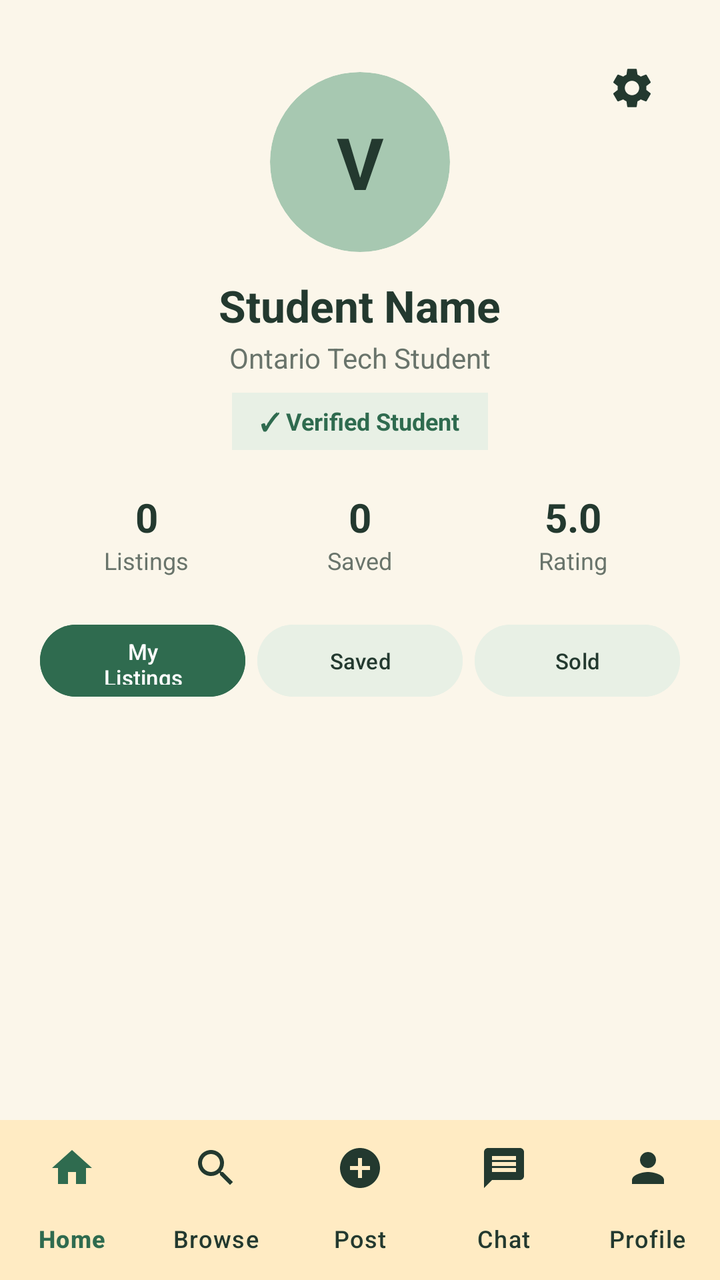
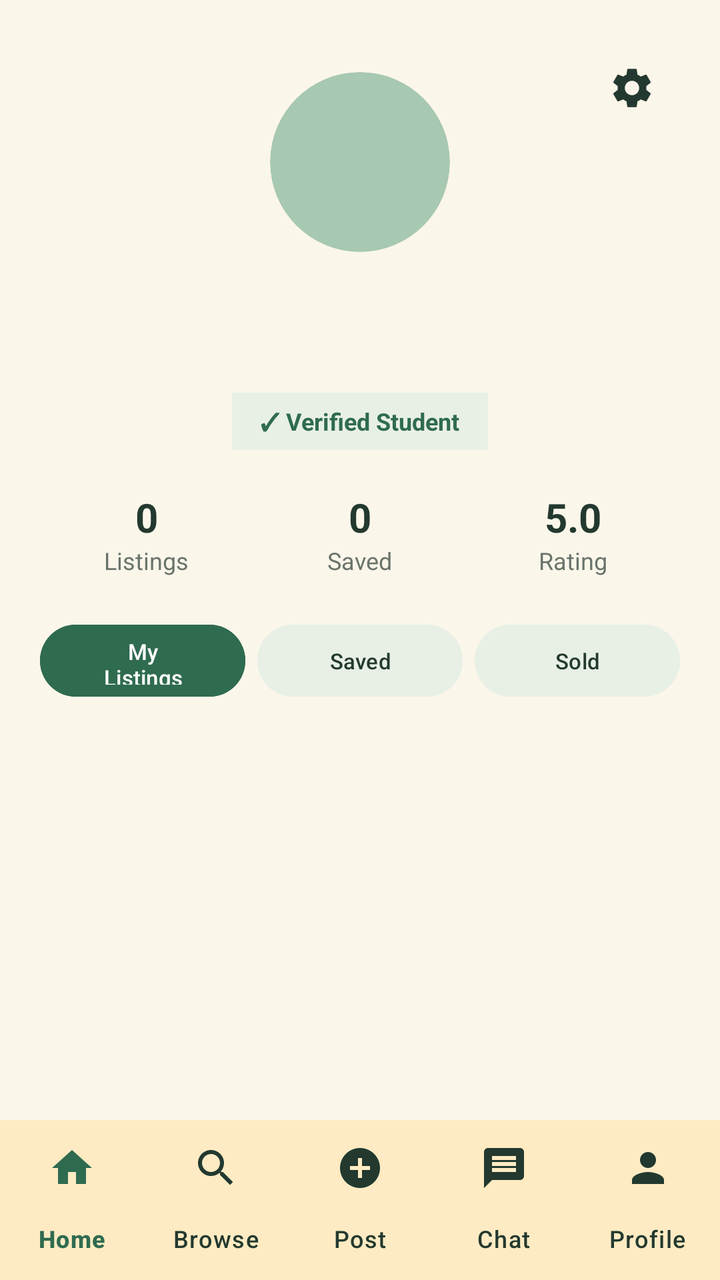

An Android layout rendered at two revisions. The XML below is the earlier revision; the diff shows what the commit changed to produce the second picture.
<!-- AndroidManifest.xml: application theme Theme.NOXApp -->
<!-- res/layout/activity_profile.xml -->
<?xml version="1.0" encoding="utf-8"?>
<androidx.coordinatorlayout.widget.CoordinatorLayout
    xmlns:android="http://schemas.android.com/apk/res/android"
    xmlns:app="http://schemas.android.com/apk/res-auto"
    android:id="@+id/profileRoot"
    android:layout_width="match_parent"
    android:layout_height="match_parent"
    android:background="@color/nox_cream_bg">

    <androidx.core.widget.NestedScrollView
        android:id="@+id/profileScroll"
        android:layout_width="match_parent"
        android:layout_height="match_parent"
        android:fillViewport="true"
        android:paddingBottom="72dp">

        <LinearLayout
            android:layout_width="match_parent"
            android:layout_height="wrap_content"
            android:gravity="center_horizontal"
            android:orientation="vertical"
            android:padding="20dp">

            
            <FrameLayout
                android:layout_width="match_parent"
                android:layout_height="wrap_content">

                
                <androidx.cardview.widget.CardView
                    android:layout_width="90dp"
                    android:layout_height="90dp"
                    android:layout_gravity="center_horizontal"
                    android:layout_marginTop="16dp"
                    app:cardBackgroundColor="@color/nox_card_green"
                    app:cardCornerRadius="45dp"
                    app:cardElevation="0dp">

                    <TextView
                        android:id="@+id/profileAvatarInitial"
                        android:layout_width="match_parent"
                        android:layout_height="match_parent"
                        android:gravity="center"
                        android:text="V"
                        android:textColor="@color/nox_dark_green"
                        android:textSize="36sp"
                        android:textStyle="bold" />
                </androidx.cardview.widget.CardView>

                <ImageButton
                    android:id="@+id/profileSettingsButton"
                    android:layout_width="48dp"
                    android:layout_height="48dp"
                    android:layout_gravity="top|end"
                    android:background="?attr/selectableItemBackgroundBorderless"
                    android:contentDescription="@string/settings"
                    android:padding="12dp"
                    android:src="@drawable/ic_settings"
                    app:tint="@color/nox_dark_green" />
            </FrameLayout>

            
            <TextView
                android:id="@+id/profileNameText"
                android:layout_width="wrap_content"
                android:layout_height="wrap_content"
                android:layout_marginTop="12dp"
                android:text="Student Name"
                android:textColor="@color/nox_dark_green"
                android:textSize="22sp"
                android:textStyle="bold" />

            <TextView
                android:id="@+id/profileSchoolText"
                android:layout_width="wrap_content"
                android:layout_height="wrap_content"
                android:layout_marginTop="2dp"
                android:text="Ontario Tech Student"
                android:textColor="@color/nox_subtext"
                android:textSize="14sp" />

            
            <TextView
                android:id="@+id/verifiedBadge"
                android:layout_width="wrap_content"
                android:layout_height="wrap_content"
                android:layout_marginTop="8dp"
                android:background="@color/nox_chip_bg"
                android:paddingHorizontal="14dp"
                android:paddingVertical="6dp"
                android:text="✓ Verified Student"
                android:textColor="@color/nox_primary_green"
                android:textSize="12sp"
                android:textStyle="bold" />

            
            <LinearLayout
                android:layout_width="match_parent"
                android:layout_height="wrap_content"
                android:layout_marginTop="20dp"
                android:baselineAligned="false"
                android:orientation="horizontal"
                android:weightSum="3">

                <LinearLayout
                    android:layout_width="0dp"
                    android:layout_height="wrap_content"
                    android:layout_weight="1"
                    android:gravity="center"
                    android:orientation="vertical">

                    <TextView
                        android:id="@+id/statListingsCount"
                        android:layout_width="wrap_content"
                        android:layout_height="wrap_content"
                        android:text="0"
                        android:textColor="@color/nox_dark_green"
                        android:textSize="20sp"
                        android:textStyle="bold" />

                    <TextView
                        android:layout_width="wrap_content"
                        android:layout_height="wrap_content"
                        android:text="Listings"
                        android:textColor="@color/nox_subtext"
                        android:textSize="12sp" />
                </LinearLayout>

                <LinearLayout
                    android:layout_width="0dp"
                    android:layout_height="wrap_content"
                    android:layout_weight="1"
                    android:gravity="center"
                    android:orientation="vertical">

                    <TextView
                        android:id="@+id/statSavedCount"
                        android:layout_width="wrap_content"
                        android:layout_height="wrap_content"
                        android:text="0"
                        android:textColor="@color/nox_dark_green"
                        android:textSize="20sp"
                        android:textStyle="bold" />

                    <TextView
                        android:layout_width="wrap_content"
                        android:layout_height="wrap_content"
                        android:text="Saved"
                        android:textColor="@color/nox_subtext"
                        android:textSize="12sp" />
                </LinearLayout>

                <LinearLayout
                    android:layout_width="0dp"
                    android:layout_height="wrap_content"
                    android:layout_weight="1"
                    android:gravity="center"
                    android:orientation="vertical">

                    <TextView
                        android:layout_width="wrap_content"
                        android:layout_height="wrap_content"
                        android:text="5.0"
                        android:textColor="@color/nox_dark_green"
                        android:textSize="20sp"
                        android:textStyle="bold" />

                    <TextView
                        android:layout_width="wrap_content"
                        android:layout_height="wrap_content"
                        android:text="Rating"
                        android:textColor="@color/nox_subtext"
                        android:textSize="12sp" />
                </LinearLayout>
            </LinearLayout>

            
            <LinearLayout
                android:layout_width="match_parent"
                android:layout_height="44dp"
                android:layout_marginTop="20dp"
                android:orientation="horizontal"
                android:weightSum="3">

                <Button
                    android:id="@+id/tabMyListings"
                    android:layout_width="0dp"
                    android:layout_height="match_parent"
                    android:layout_marginEnd="4dp"
                    android:layout_weight="1"
                    android:backgroundTint="@color/nox_primary_green"
                    android:text="My Listings"
                    android:textColor="@color/white"
                    android:textSize="11sp" />

                <Button
                    android:id="@+id/tabSaved"
                    android:layout_width="0dp"
                    android:layout_height="match_parent"
                    android:layout_marginHorizontal="2dp"
                    android:layout_weight="1"
                    android:backgroundTint="@color/nox_chip_bg"
                    android:text="Saved"
                    android:textColor="@color/nox_dark_green"
                    android:textSize="11sp" />

                <Button
                    android:id="@+id/tabSold"
                    android:layout_width="0dp"
                    android:layout_height="match_parent"
                    android:layout_marginStart="4dp"
                    android:layout_weight="1"
                    android:backgroundTint="@color/nox_chip_bg"
                    android:text="Sold"
                    android:textColor="@color/nox_dark_green"
                    android:textSize="11sp" />
            </LinearLayout>

            
            <androidx.recyclerview.widget.RecyclerView
                android:id="@+id/profileRecyclerView"
                android:layout_width="match_parent"
                android:layout_height="wrap_content"
                android:layout_marginTop="16dp"
                android:nestedScrollingEnabled="false" />

            
            <TextView
                android:id="@+id/profileEmptyNotice"
                android:layout_width="wrap_content"
                android:layout_height="wrap_content"
                android:layout_marginTop="32dp"
                android:text="No items here yet."
                android:textColor="@color/nox_subtext"
                android:visibility="gone" />

        </LinearLayout>
    </androidx.core.widget.NestedScrollView>

    <include
        android:id="@+id/profileBottomNav"
        layout="@layout/nav_bar"
        android:layout_width="match_parent"
        android:layout_height="wrap_content"
        android:layout_gravity="bottom" />

</androidx.coordinatorlayout.widget.CoordinatorLayout>
<!-- res/layout/nav_bar.xml (included above) -->
<?xml version="1.0" encoding="utf-8"?>
<com.google.android.material.bottomnavigation.BottomNavigationView xmlns:android="http://schemas.android.com/apk/res/android"
    xmlns:app="http://schemas.android.com/apk/res-auto"
    android:id="@+id/bottomNavBar"
    android:layout_width="match_parent"
    android:layout_height="wrap_content"
    android:background="@color/nox_nav_bg"
    app:paddingBottomSystemWindowInsets="false"
    app:itemIconTint="@color/bottom_nav_item"
    app:itemTextColor="@color/bottom_nav_item"
    app:labelVisibilityMode="labeled"
    app:menu="@menu/bottom_navigation" />
<!-- resources referenced by this layout -->
<resources>
  <color name="nox_card_green">#A7C8B1</color>
  <color name="nox_chip_bg">#E8F0E5</color>
  <color name="nox_cream_bg">#FBF6EA</color>
  <color name="nox_dark_green">#23392F</color>
  <color name="nox_nav_bg">#FFEBC3</color>
  <color name="nox_primary_green">#2F6B4F</color>
  <color name="nox_subtext">#69746B</color>
  <color name="white">#FFFFFFFF</color>
  <!-- drawable ic_settings (drawable) -->
  <vector xmlns:android="http://schemas.android.com/apk/res/android" android:width="24dp" android:height="24dp" android:viewportWidth="24" android:viewportHeight="24">
      <path android:fillColor="#23392F" android:pathData="M19.14,12.94c0.04,-0.3 0.06,-0.61 0.06,-0.94c0,-0.32 -0.02,-0.64 -0.07,-0.94l2.03,-1.58c0.18,-0.14 0.23,-0.41 0.12,-0.61l-1.92,-3.32c-0.12,-0.22 -0.37,-0.29 -0.59,-0.22l-2.39,0.96c-0.5,-0.38 -1.03,-0.7 -1.62,-0.94L14.4,2.81c-0.04,-0.24 -0.24,-0.41 -0.48,-0.41h-3.84c-0.24,0 -0.43,0.17 -0.47,0.41L9.25,5.35C8.66,5.59 8.12,5.92 7.63,6.29L5.24,5.33c-0.22,-0.08 -0.47,0 -0.59,0.22L2.74,8.87C2.62,9.08 2.66,9.34 2.86,9.48l2.03,1.58C4.84,11.36 4.8,11.69 4.8,12s0.02,0.64 0.07,0.94l-2.03,1.58c-0.18,0.14 -0.23,0.41 -0.12,0.61l1.92,3.32c0.12,0.22 0.37,0.29 0.59,0.22l2.39,-0.96c0.5,0.38 1.03,0.7 1.62,0.94l0.36,2.54c0.05,0.24 0.24,0.41 0.48,0.41h3.84c0.24,0 0.44,-0.17 0.47,-0.41l0.36,-2.54c0.59,-0.24 1.13,-0.56 1.62,-0.94l2.39,0.96c0.22,0.08 0.47,0 0.59,-0.22l1.92,-3.32c0.12,-0.22 0.07,-0.47 -0.12,-0.61L19.14,12.94zM12,15.6c-1.98,0 -3.6,-1.62 -3.6,-3.6s1.62,-3.6 3.6,-3.6s3.6,1.62 3.6,3.6S13.98,15.6 12,15.6z" />
  </vector>
  <string name="settings">Settings</string>
  <style name="Theme.NOXApp" parent="Base.Theme.NOXApp" />
  <style name="Base.Theme.NOXApp" parent="Theme.Material3.DayNight.NoActionBar">
          
          <item name="colorSecondaryContainer">@color/nox_chip_bg</item>
          
          <item name="android:windowBackground">@color/nox_cream_bg</item>
          <item name="android:windowAnimationStyle">@style/Animation.NOX.Activity</item>
      </style>
  <style name="Animation.NOX.Activity" parent="@android:style/Animation.Activity">
          <item name="android:activityOpenEnterAnimation">@anim/nox_activity_instant</item>
          <item name="android:activityOpenExitAnimation">@anim/nox_activity_instant</item>
          <item name="android:activityCloseEnterAnimation">@anim/nox_activity_instant</item>
          <item name="android:activityCloseExitAnimation">@anim/nox_activity_instant</item>
      </style>
</resources>

<!-- the commit's change to res/layout/activity_profile.xml (unified diff, before → after) -->
@@ -41,7 +41,6 @@
                         android:layout_width="match_parent"
                         android:layout_height="match_parent"
                         android:gravity="center"
-                        android:text="V"
                         android:textColor="@color/nox_dark_green"
                         android:textSize="36sp"
                         android:textStyle="bold" />
@@ -65,7 +64,6 @@
                 android:layout_width="wrap_content"
                 android:layout_height="wrap_content"
                 android:layout_marginTop="12dp"
-                android:text="Student Name"
                 android:textColor="@color/nox_dark_green"
                 android:textSize="22sp"
                 android:textStyle="bold" />
@@ -75,7 +73,6 @@
                 android:layout_width="wrap_content"
                 android:layout_height="wrap_content"
                 android:layout_marginTop="2dp"
-                android:text="Ontario Tech Student"
                 android:textColor="@color/nox_subtext"
                 android:textSize="14sp" />
 
